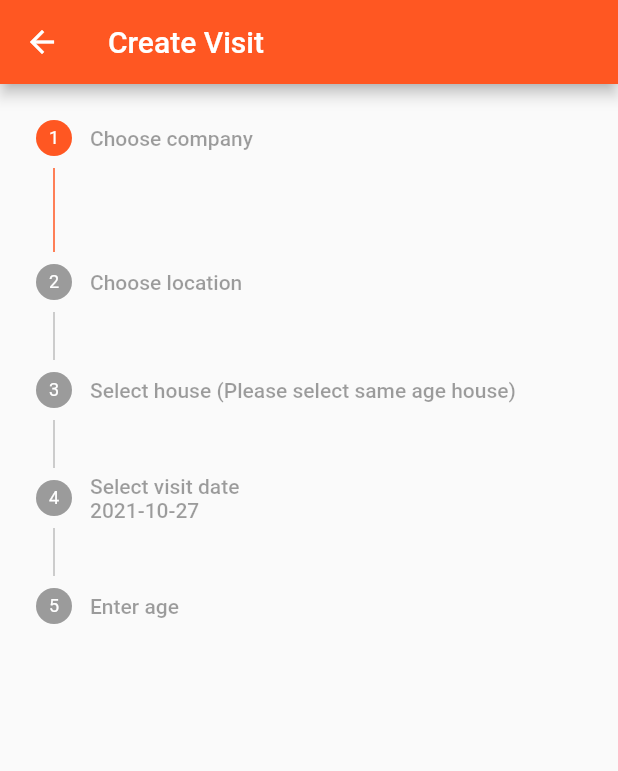
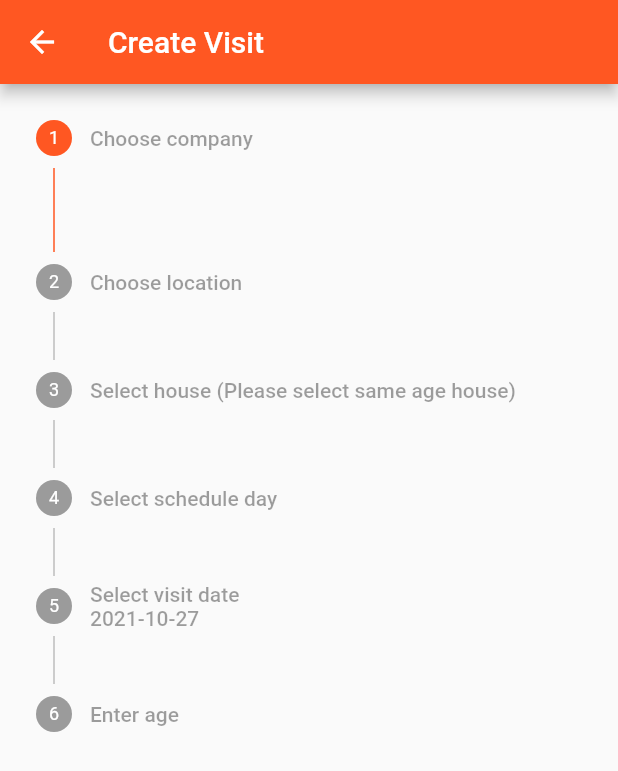
Before and after one commit to geoffreylzf/ep_fv2, a Flutter app: the VisitCreatePage screen opened by its route, on a phone screen of 412 x 824 dp. Shown: the top 771 px of the screen. Run offline on Flutter 3.47's test engine with Material 2 defaults, Android fonts, the phone set to English and light mode, and no system bars; our stand-ins replace dio, flutter_image_compress, flutter_spinkit, fluttertoast, font_awesome_flutter, get and 4 more; accounts and stored records are empty; generated files the repository leaves out were written again.

Commit message:
add schedule day field to visit table, add A gender to weight, pasgar criteria

```diff
--- a/lib/controllers/visit/create.dart
+++ b/lib/controllers/visit/create.dart
@@ -27,6 +27,7 @@ class VisitCreateController extends GetxController {
   final rxSelectedCompany = Rxn<Company>();
   final rxSelectedLocation = Rxn<Location>();
   final rxSelectedHouseNoList = Rx<List<int>>([]);
+  final rxSelectedScheduleDay = Rxn<int>();
   final rxSelectedVisitDate = Rxn<String>();
   final rxSelectedAge = Rxn<String>();
 
@@ -131,8 +132,14 @@ class VisitCreateController extends GetxController {
     FocusScope.of(Get.context!).requestFocus(new FocusNode());
   }
 
+  void selectScheduleDay(int day) {
+    rxSelectedScheduleDay.value = day;
+    rxCurrentStep.value = 4;
+    FocusScope.of(Get.context!).requestFocus(new FocusNode());
+  }
+
   void onVisitDateContinue() {
-    rxCurrentStep.value = 4;
+    rxCurrentStep.value = 5;
     FocusScope.of(Get.context!).requestFocus(fnAge);
   }
 
@@ -149,6 +156,11 @@ class VisitCreateController extends GetxController {
 
     if (rxSelectedHouseNoList.value.length == 0) {
       XanX.showErrorDialog(message: "Please select at least 1 house");
+      return;
+    }
+
+    if (rxSelectedScheduleDay.value == null) {
+      XanX.showErrorDialog(message: "Please select schedule day");
       return;
     }
 
@@ -173,6 +185,7 @@ class VisitCreateController extends GetxController {
           locationId: Value(rxSelectedLocation.value!.id),
           visitDate: Value(rxSelectedVisitDate.value!),
           age: Value(age),
+          scheduleDay: Value(rxSelectedScheduleDay.value!)
         );
 
         try {
--- a/lib/db/table/bro_fa2_visit.dart
+++ b/lib/db/table/bro_fa2_visit.dart
@@ -19,6 +19,9 @@ class BroFa2VisitTb extends Table {
 
   IntColumn get age => integer()();
 
+  @JsonKey('schedule_day')
+  IntColumn get scheduleDay => integer().nullable()();
+
   @JsonKey('doc_observation_bird_qty')
   IntColumn get docObservationBirdQty => integer().nullable()();
 
--- a/lib/db/table/setup/bro_fa2_do.dart
+++ b/lib/db/table/setup/bro_fa2_do.dart
@@ -11,6 +11,9 @@ class BroFa2DoTb extends Table {
   @JsonKey('std_value')
   TextColumn get stdValue => text()();
 
+  @JsonKey('is_number')
+  BoolColumn get isNumber => boolean().withDefault(const Constant(false))();
+
   @JsonKey('is_formula')
   BoolColumn get isFormula => boolean()();
 
--- a/lib/pages/home.dart
+++ b/lib/pages/home.dart
@@ -154,7 +154,10 @@ class RightPanel extends StatelessWidget {
                                         Icon(Icons.today_outlined, size: 12),
                                         Container(width: 4),
                                         Text(
-                                          "Day " + visit.broFa2Visit.age.toString(),
+                                          "Schedule Day " +
+                                              (visit.broFa2Visit.scheduleDay ?? '-').toString() +
+                                              " Age " +
+                                              visit.broFa2Visit.age.toString(),
                                           style: TextStyle(fontSize: 11),
                                         ),
                                       ],
--- a/lib/pages/visits/_id/fo_index.dart
+++ b/lib/pages/visits/_id/fo_index.dart
@@ -41,7 +41,7 @@ class VisitIdFoIndexPage extends StatelessWidget {
                       );
                       if (vf != null) {
                         if (fo.isFormula) {
-                          //  TODO calculate formula
+                          //  do nothing
                         } else {
                           if (fo.isSelection) {
                             widgetList.add(Text(
--- a/lib/pages/visits/_id/index.dart
+++ b/lib/pages/visits/_id/index.dart
@@ -117,7 +117,10 @@ class Header extends StatelessWidget {
                     Icon(Icons.today_outlined),
                     Container(width: 8),
                     Text(
-                      "Day " + visit.broFa2Visit.age.toString(),
+                      "Schedule Day " +
+                          (visit.broFa2Visit.scheduleDay ?? '-').toString() +
+                          " Age " +
+                          visit.broFa2Visit.age.toString(),
                     ),
                   ],
                 ),
@@ -182,7 +185,6 @@ class ModuleBtnList extends StatelessWidget {
             mainAxisSpacing: 16,
             crossAxisSpacing: 16,
           ),
-
           itemCount: btnList.length,
           itemBuilder: (ctx, idx) {
             return btnList[idx];
--- a/lib/pages/visits/create.dart
+++ b/lib/pages/visits/create.dart
@@ -207,12 +207,64 @@ class VisitCreatePage extends StatelessWidget {
               title: Column(
                 crossAxisAlignment: CrossAxisAlignment.start,
                 children: [
+                  Text("Select schedule day"),
+                  if (ctrl.rxSelectedScheduleDay.value != null)
+                    Text(ctrl.rxSelectedScheduleDay.value!.toString())
+                ],
+              ),
+              isActive: ctrl.rxCurrentStep.value >= 3,
+              state: ctrl.rxCurrentStep.value >= 3 ? StepState.complete : StepState.disabled,
+              content: Column(
+                children: [
+                  GridView.builder(
+                    shrinkWrap: true,
+                    physics: const NeverScrollableScrollPhysics(),
+                    gridDelegate: SliverGridDelegateWithMaxCrossAxisExtent(
+                      maxCrossAxisExtent: 160,
+                      mainAxisExtent: 40,
+                    ),
+                    itemCount: 7,
+                    itemBuilder: (ctx, idx) {
+                      final dayNo = idx * 7;
+                      var bgColor = Theme.of(context).scaffoldBackgroundColor;
+                      var isSelected = false;
+
+                      if (ctrl.rxSelectedScheduleDay.value == dayNo) {
+                        bgColor = Theme.of(context).primaryColorLight;
+                        isSelected = true;
+                      }
+
+                      return InkWell(
+                        onTap: () => ctrl.selectScheduleDay(dayNo),
+                        child: Container(
+                          padding: const EdgeInsets.only(left: 16),
+                          color: bgColor,
+                          child: Row(
+                            children: [
+                              Expanded(child: Text(dayNo.toString())),
+                              Checkbox(
+                                value: isSelected,
+                                onChanged: (_) => ctrl.selectScheduleDay(dayNo),
+                              ),
+                            ],
+                          ),
+                        ),
+                      );
+                    },
+                  ),
+                ],
+              ),
+            ),
+            Step(
+              title: Column(
+                crossAxisAlignment: CrossAxisAlignment.start,
+                children: [
                   Text("Select visit date"),
                   if (ctrl.rxSelectedVisitDate.value != null) Text(ctrl.rxSelectedVisitDate.value!)
                 ],
               ),
-              isActive: ctrl.rxCurrentStep.value >= 3,
-              state: ctrl.rxCurrentStep.value >= 3 ? StepState.complete : StepState.disabled,
+              isActive: ctrl.rxCurrentStep.value >= 4,
+              state: ctrl.rxCurrentStep.value >= 4 ? StepState.complete : StepState.disabled,
               content: Column(
                 crossAxisAlignment: CrossAxisAlignment.end,
                 children: [
@@ -254,8 +306,8 @@ class VisitCreatePage extends StatelessWidget {
             ),
             Step(
               title: Text("Enter age"),
-              isActive: ctrl.rxCurrentStep.value >= 4,
-              state: ctrl.rxCurrentStep.value >= 4 ? StepState.complete : StepState.disabled,
+              isActive: ctrl.rxCurrentStep.value >= 5,
+              state: ctrl.rxCurrentStep.value >= 5 ? StepState.complete : StepState.disabled,
               content: Column(
                 children: [
                   TextFormField(
--- a/lib/utils/enum.dart
+++ b/lib/utils/enum.dart
@@ -1 +1 @@
-enum Gender { M, F }
+enum Gender { A, M, F }
--- a/pubspec.yaml
+++ b/pubspec.yaml
@@ -15,11 +15,12 @@ publish_to: 'none' # Remove this line if you wish to publish to pub.dev
 # In iOS, build-name is used as CFBundleShortVersionString while build-number used as CFBundleVersion.
 # Read more about iOS versioning at
 # https://developer.apple.com/library/archive/documentation/General/Reference/InfoPlistKeyReference/Articles/CoreFoundationKeys.html
-version: 1.0.2+3
+version: 1.0.3+4
 
 # 20210818 1.0.0+1 First Release
 # 20210904 1.0.1+2 Extend Api connection timeout to 30 seconds
 # 20210913 1.0.2+3 Validate gender when enter weight, visit list able to show even got no location data
+# 20211026 1.0.3+4 add schedule day field to visit table, add A gender to weight, pasgar criteria
 
 environment:
   sdk: ">=2.12.0 <3.0.0"
```
Also changed, not shown: lib/controllers/visit/_id/do_id.dart (+40 -3 lines), lib/db/db.dart (+5 -3 lines), lib/pages/visits/_id/do_id.dart (+58 -18 lines), lib/pages/visits/_id/do_index.dart (+14 -1 lines), lib/pages/visits/_id/weight_index.dart (+13 -2 lines), lib/db/db.g.dart, pubspec.lock.
